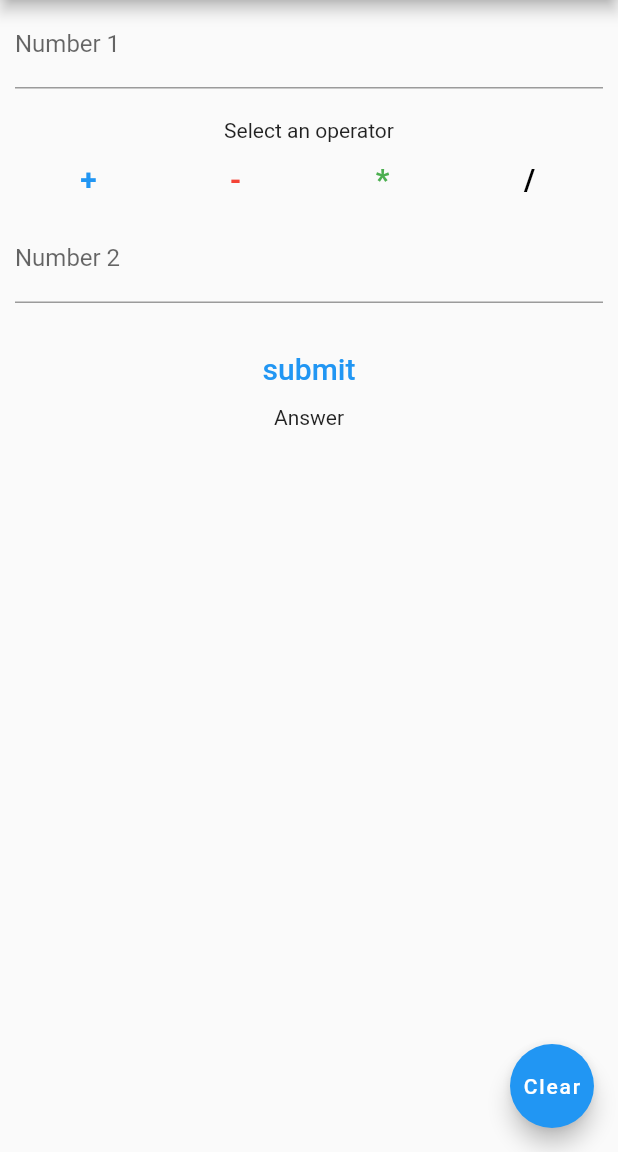
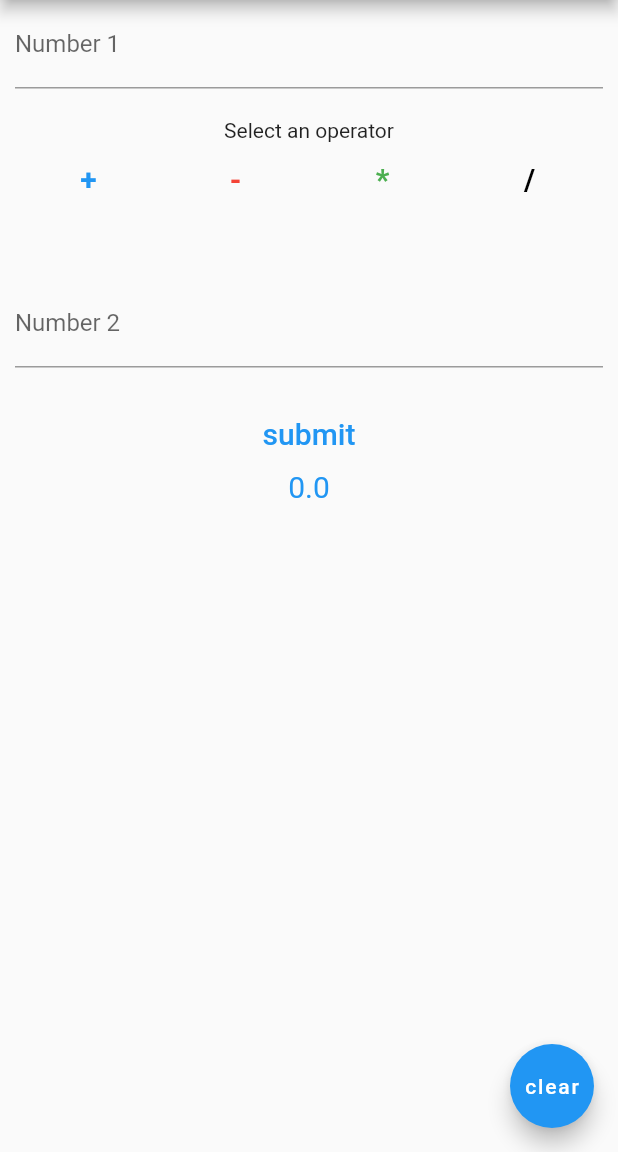
Before and after one commit to chaudharyniraj/Flutter_demo, a Flutter app: the screen it shows after launch, after a tap on "submit", on a phone screen of 412 x 824 dp, the part 84-1236 px from its top. Run offline on Flutter 3.47's test engine with Material 2 defaults, Android fonts, the phone set to English and light mode, and no system bars.

Commit message:
calculation process

```diff
--- /dev/null
+++ b/Flutter/calculator/calculator_demo_app/lib/Calclulation/Logic/Logic.dart
@@ -0,0 +1,19 @@
+class Logic {
+  double calculation(firstNumber, secondNumber, operator) {
+    double result = 0.0;
+    if (operator == '+') {
+      result = firstNumber + secondNumber;
+      // return result;
+    } else if (operator == '-') {
+      result = firstNumber - secondNumber;
+      // return result;
+    } else if (operator == '*') {
+      result = firstNumber * secondNumber;
+      // return result;
+    } else if (operator == '/') {
+      result = firstNumber / secondNumber;
+      // return result;
+    }
+    return result;
+  }
+}
--- a/Flutter/calculator/calculator_demo_app/lib/Calclulation/calculation_screenUI.dart
+++ b/Flutter/calculator/calculator_demo_app/lib/Calclulation/calculation_screenUI.dart
@@ -1,3 +1,4 @@
+import 'package:calculator_demo_app/Calclulation/Logic/Logic.dart';
 import 'package:flutter/material.dart';
 
 class Calculation extends StatefulWidget {
@@ -8,62 +9,103 @@ class Calculation extends StatefulWidget {
 }
 
 class _CalculationState extends State<Calculation> {
+  double firstNumber = 0.0;
+  double secondNumber = 0.0;
+  String operator = "";
+  var result;
+
   @override
   Widget build(BuildContext context) {
     return Scaffold(
       appBar: AppBar(
         title: const Text('Calculator Demo'),
       ),
-      body: Padding(
+      body: SingleChildScrollView(
+        child: Padding(
           padding: const EdgeInsets.symmetric(horizontal: 10.0),
           child: Center(
             child: Column(
               // mainAxisAlignment: MainAxisAlignment.center,
               children: <Widget>[
-              TextFormField(
+                TextField(
                   decoration: const InputDecoration(
                     hintText: 'Enter First Number',
                     labelText: 'Number 1',
                   ),
+                  onChanged: (value) {
+                    firstNumber = double.parse(value);
+                    // print(firstNumber);
+                  },
                 ),
                 const SizedBox(
                   height: 20,
                 ),
                 const Text('Select an operator'),
-              operator(),
-              TextFormField(
+                operatorFunction(),
+                Text(
+                  '$operator',
+                  style: const TextStyle(fontSize: 20, color: Colors.black),
+                ),
+                const SizedBox(
+                  height: 20,
+                ),
+                TextField(
                   decoration: const InputDecoration(
                     hintText: 'Enter Second Number',
                     labelText: 'Number 2',
                   ),
+                  onChanged: (value) {
+                    secondNumber = double.parse(value);
+                  },
                 ),
                 const SizedBox(
                   height: 20,
                 ),
                 TextButton(
-                  onPressed: () {},
+                    onPressed: () {
+                      setState(() {
+                        result = result;
+                      });
+                      result = Logic()
+                          .calculation(firstNumber, secondNumber, operator);
+                    },
                     child: const Text(
                       'submit',
                       style: TextStyle(fontSize: 20, color: Colors.blue),
                     )),
-              const Text('Answer')
+                Text(
+                  '$result',
+                  style: const TextStyle(fontSize: 20, color: Colors.blue),
+                )
               ],
             ),
           ),
         ),
+      ),
       floatingActionButton: FloatingActionButton(
-        onPressed: () {},
-        child: const Text('Clear'),
+        onPressed: () {
+          Navigator.of(context).pop();
+          Navigator.push(
+            context,
+            MaterialPageRoute(builder: (context) => const Calculation()),
+          );
+        },
+        child: Text('clear'),
       ),
     );
   }
 
-  Widget operator() {
+  Widget operatorFunction() {
     return Row(
       mainAxisAlignment: MainAxisAlignment.spaceAround,
       children: <Widget>[
         TextButton(
-            onPressed: () {},
+            onPressed: () {
+              setState(() {
+                operator = '+';
+              });
+              // result = Logic().calculation(firstNumber, secondNumber, operator);
+            },
             child: const Text(
               '+',
               style: TextStyle(
@@ -72,14 +114,24 @@ class _CalculationState extends State<Calculation> {
                   color: Colors.blue),
             )),
         TextButton(
-            onPressed: () {},
+            onPressed: () {
+              setState(() {
+                operator = '-';
+              });
+              // result = Logic().calculation(firstNumber, secondNumber, operator);
+            },
             child: const Text(
               '-',
               style: TextStyle(
                   fontSize: 20, fontWeight: FontWeight.bold, color: Colors.red),
             )),
         TextButton(
-            onPressed: () {},
+            onPressed: () {
+              setState(() {
+                operator = '*';
+              });
+              // result = Logic().calculation(firstNumber, secondNumber, operator);
+            },
             child: const Text(
               '*',
               style: TextStyle(
@@ -88,7 +140,11 @@ class _CalculationState extends State<Calculation> {
                   color: Colors.green),
             )),
         TextButton(
-            onPressed: () {},
+            onPressed: () {
+              setState(() {
+                operator = '/';
+              });
+            },
             child: const Text(
               '/',
               style: TextStyle(
```
Also changed, not shown: Flutter/calculator/flutter_application_1/lib/main.dart (added, +68 -0 lines). Lines whose indentation alone changed are shown as unchanged.
